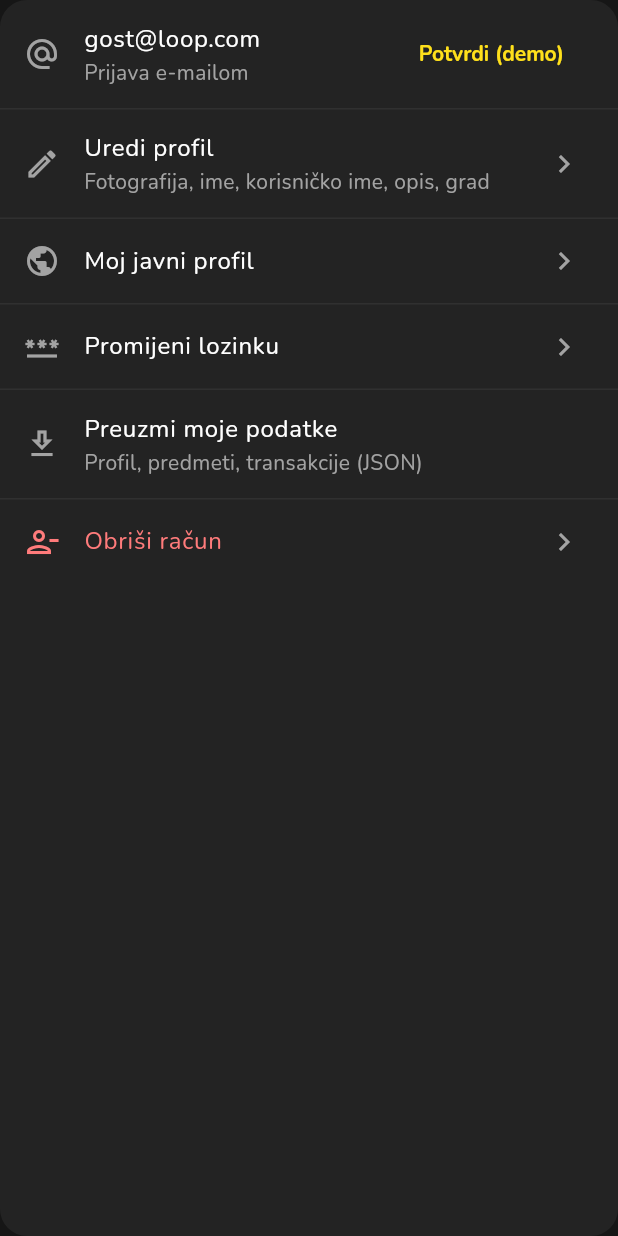
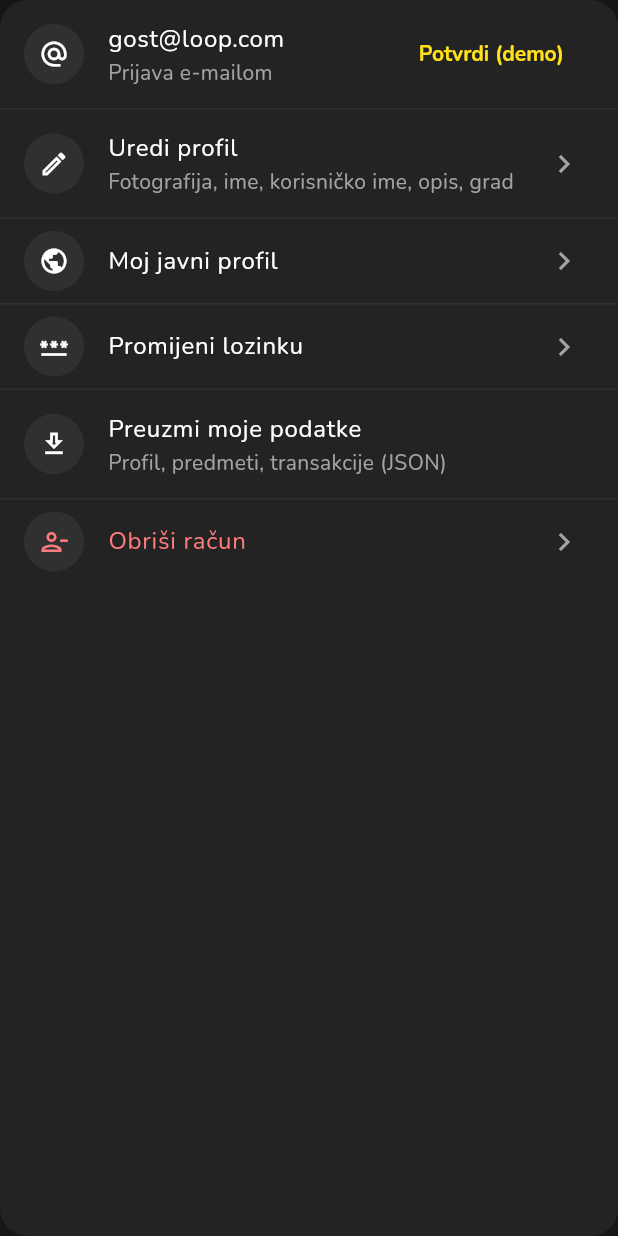
Before and after one commit to Karlo6546541/bot, a Flutter app: the _AccountCard widget shown alone on an empty page, opened directly with empty values, on a phone screen of 412 x 824 dp. Run offline on Flutter 3.47's test engine with Material 3 defaults, Android fonts, the phone set to English and light mode, and no system bars; our stand-ins replace file_picker, flutter_riverpod, hive, hive_flutter, image_picker, qr_flutter and 3 more; missing offline and left inert: dart:js_interop, dart:ui_web, dart_webrtc, flutter_webrtc; accounts and stored records are empty; network calls fail.

Commit message:
Izbornik računa: ikone u okruglim poljima (Whatnot)
Co-Authored-By: Claude Opus 5.5 <noreply@anthropic.com>
Claude-Session: https://claude.ai/code/session_013Ba9N2kTuWYi76tcRTdkkf

```diff
--- a/loop_app/lib/screens/profile_screen.dart
+++ b/loop_app/lib/screens/profile_screen.dart
@@ -673,7 +673,7 @@ class _NavTile extends StatelessWidget {
 
   @override
   Widget build(BuildContext context) => ListTile(
-    leading: Icon(icon, color: LoopColors.textSecondary),
+    leading: _RoundIcon(icon),
     title: Text(title),
     subtitle: subtitle == null ? null : Text(subtitle!),
     trailing: const Icon(Icons.chevron_right),
@@ -842,7 +842,7 @@ class _ShopCard extends ConsumerWidget {
           const Divider(height: 1),
           ListTile(
             key: const ValueKey('my-shop'),
-            leading: const Icon(Icons.storefront_outlined),
+            leading: const _RoundIcon(Icons.storefront_outlined),
             title: Text(t('Moja trgovina: {0}', [user.shopTitle])),
             subtitle: Text(
               t('{0} aukcija · ocjena {1}', [
@@ -857,7 +857,7 @@ class _ShopCard extends ConsumerWidget {
           ),
           const Divider(height: 1),
           ListTile(
-            leading: const Icon(Icons.badge_outlined),
+            leading: const _RoundIcon(Icons.badge_outlined),
             title: Text(t('Naziv trgovine')),
             subtitle: Text(user.shopTitle),
             trailing: IconButton(
@@ -893,10 +893,7 @@ class _AccountCard extends ConsumerWidget {
         children: [
           if (email.isNotEmpty)
             ListTile(
-              leading: Icon(
-                Icons.alternate_email,
-                color: LoopColors.textSecondary,
-              ),
+              leading: const _RoundIcon(Icons.alternate_email),
               title: Text(email),
               subtitle: Text(
                 user.authProvider == 'google'
@@ -915,7 +912,7 @@ class _AccountCard extends ConsumerWidget {
             ),
           const Divider(height: 1),
           ListTile(
-            leading: const Icon(Icons.edit_outlined),
+            leading: const _RoundIcon(Icons.edit_outlined),
             title: Text(t('Uredi profil')),
             subtitle: Text(t('Fotografija, ime, korisničko ime, opis, grad')),
             trailing: const Icon(Icons.chevron_right),
@@ -923,7 +920,7 @@ class _AccountCard extends ConsumerWidget {
           ),
           const Divider(height: 1),
           ListTile(
-            leading: const Icon(Icons.public),
+            leading: const _RoundIcon(Icons.public),
             title: Text(t('Moj javni profil')),
             trailing: const Icon(Icons.chevron_right),
             onTap: () => PublicProfileScreen.open(context, user.id),
@@ -931,7 +928,7 @@ class _AccountCard extends ConsumerWidget {
           if (user.authProvider != 'google') ...[
             const Divider(height: 1),
             ListTile(
-              leading: const Icon(Icons.password),
+              leading: const _RoundIcon(Icons.password),
               title: Text(t('Promijeni lozinku')),
               trailing: const Icon(Icons.chevron_right),
               onTap: () => showChangePasswordDialog(context),
@@ -940,7 +937,7 @@ class _AccountCard extends ConsumerWidget {
           if (user.blockedIds.isNotEmpty) ...[
             const Divider(height: 1),
             ListTile(
-              leading: const Icon(Icons.block),
+              leading: const _RoundIcon(Icons.block),
               title: Text(
                 t('Blokirani korisnici ({0})', [user.blockedIds.length]),
               ),
@@ -950,14 +947,14 @@ class _AccountCard extends ConsumerWidget {
           ],
           const Divider(height: 1),
           ListTile(
-            leading: const Icon(Icons.download_outlined),
+            leading: const _RoundIcon(Icons.download_outlined),
             title: Text(t('Preuzmi moje podatke')),
             subtitle: Text(t('Profil, predmeti, transakcije (JSON)')),
             onTap: () => exportMyData(context, ref),
           ),
           const Divider(height: 1),
           ListTile(
-            leading: Icon(
+            leading: _RoundIcon(
               Icons.person_remove_outlined,
               color: LoopColors.error,
             ),
@@ -972,6 +969,24 @@ class _AccountCard extends ConsumerWidget {
       ),
     );
   }
+}
+
+/// Ikona u okruglom polju na početku retka izbornika računa (Whatnot).
+class _RoundIcon extends StatelessWidget {
+  const _RoundIcon(this.icon, {this.color});
+  final IconData icon;
+  final Color? color;
+
+  @override
+  Widget build(BuildContext context) => Container(
+    width: 40,
+    height: 40,
+    decoration: BoxDecoration(
+      color: LoopColors.surfaceHover,
+      shape: BoxShape.circle,
+    ),
+    child: Icon(icon, size: 20, color: color ?? LoopColors.textPrimary),
+  );
 }
 
 /// Naslov odjeljka na profilu.
```
